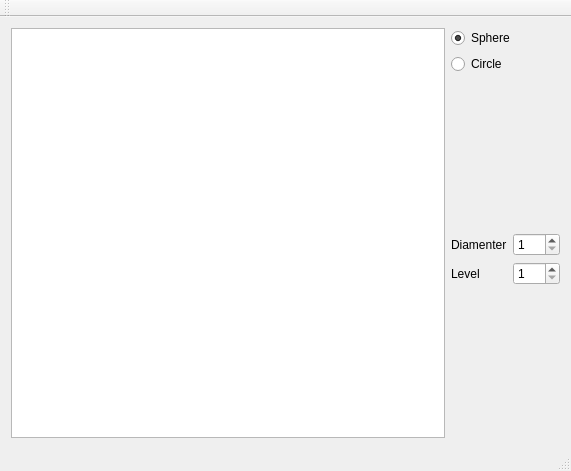
Old version of the form mainwindow.ui in the repository lluchs/MinecraftSphere.
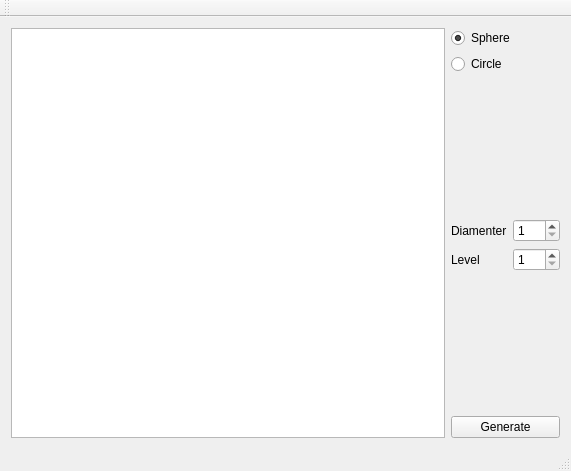
New version of the form.

Commit message: Only odd diameters can be selected

Diff of the .ui file:
```diff
--- a/mainwindow.ui
+++ b/mainwindow.ui
@@ -107,6 +107,13 @@
         </property>
        </spacer>
       </item>
+      <item>
+       <widget class="QPushButton" name="pushGen">
+        <property name="text">
+         <string>Generate</string>
+        </property>
+       </widget>
+      </item>
      </layout>
     </item>
    </layout>
```
Left out of the diff: 35 changed lines with no effect on the pictures. The commit also changes 1 other file.
